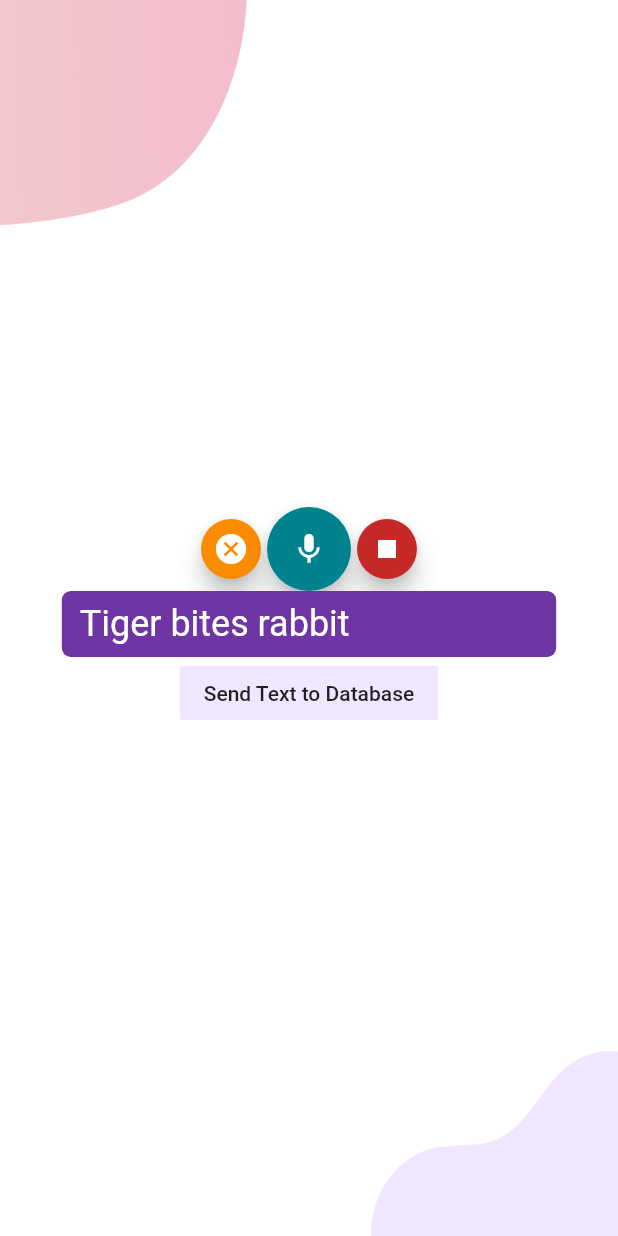
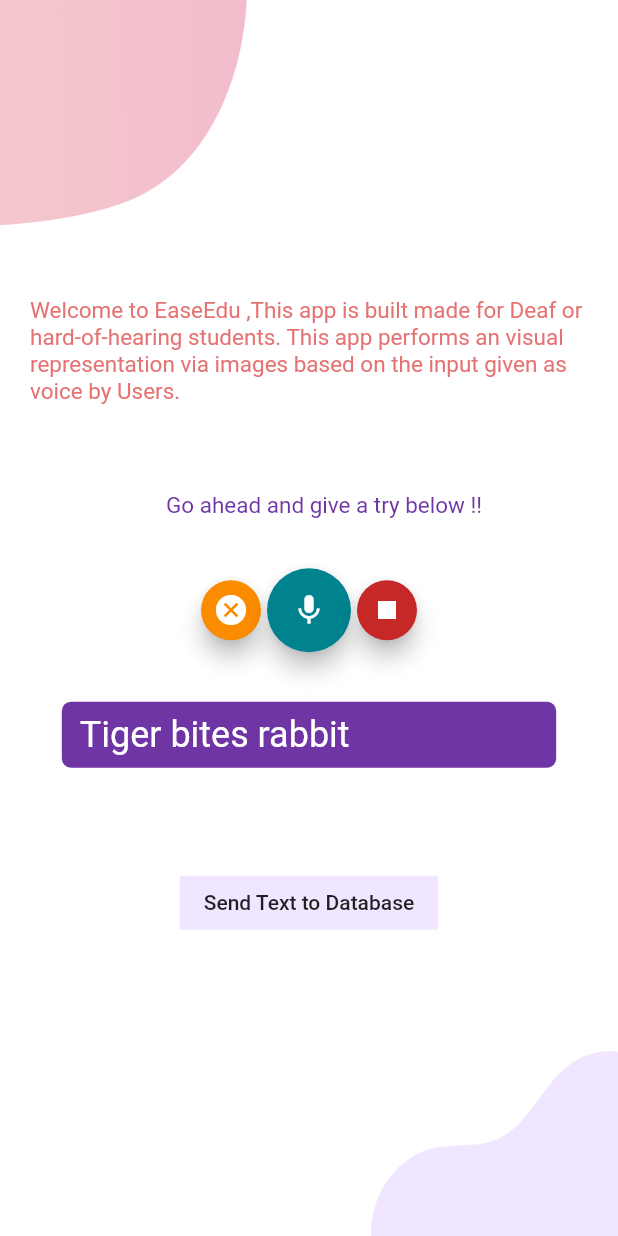
Before and after one commit to suriya-1403/speech2image-hack36, a Flutter app: the VoiceHome screen opened directly, on a phone screen of 412 x 824 dp. Run offline on Flutter 3.47's test engine with Material 2 defaults, Android fonts, the phone set to English and light mode, and no system bars; our stand-ins replace avatar_glow, firebase_auth, firebase_core, flutter_svg, speech_to_text, url_launcher_web; missing offline and left inert: cloud_firestore_web, firebase_analytics_web, firebase_auth_web, firebase_core_web, highlight_text, speech_recognition; accounts and stored records are empty.

Commit message:
fest: UI alteration

```diff
--- a/Frontend-Process/lib/Screens/SpeechDect/speechreg.dart
+++ b/Frontend-Process/lib/Screens/SpeechDect/speechreg.dart
@@ -29,6 +29,8 @@
   bool _isListening = false;
   final _formkey = GlobalKey<FormState>();
   String resultText = "Tiger bites rabbit";
+  String textboc="Welcome to EaseEdu ,This app is built made for Deaf or hard-of-hearing students. This app performs an visual representation via images based on the input given as voice by Users.";
+  String textboc2= "Go ahead and give a try below !!";
 
   @override
   void initState() {
@@ -95,6 +97,24 @@
               mainAxisAlignment: MainAxisAlignment.center,
               crossAxisAlignment: CrossAxisAlignment.center,
               children: <Widget>[
+                Padding(
+                  padding: const EdgeInsets.fromLTRB(20.0,0.0,0.0,0.0),
+                  child: Column(
+                    children: [
+                      Text(
+                        textboc,
+                        style: TextStyle(fontSize: 15,color: Colors.red[300]),),
+                        SizedBox(
+                          height: size.height * 0.07,
+                        ),
+                      Text(textboc2,
+                        style: TextStyle(fontSize: 15,color: kPrimaryColor),),
+                      SizedBox(
+                        height: size.height * 0.04,
+                      ),
+                    ],
+                  ),
+                ),
                 Row(
                   mainAxisAlignment: MainAxisAlignment.center,
                   children: <Widget>[
@@ -135,6 +155,9 @@
                     ),
                   ],
                 ),
+                SizedBox(
+                  height: size.height * 0.04,
+                ),
                 Container(
                   width: MediaQuery.of(context).size.width * 0.8,
                   decoration: BoxDecoration(
@@ -149,6 +172,9 @@
                     resultText,
                     style: TextStyle(fontSize: 24.0,color: Colors.white),
                   ),
+                ),
+                SizedBox(
+                  height: size.height * 0.08,
                 ),
                 Row(
                   mainAxisAlignment: MainAxisAlignment.center,
```
Also changed, not shown: 1 other file.
